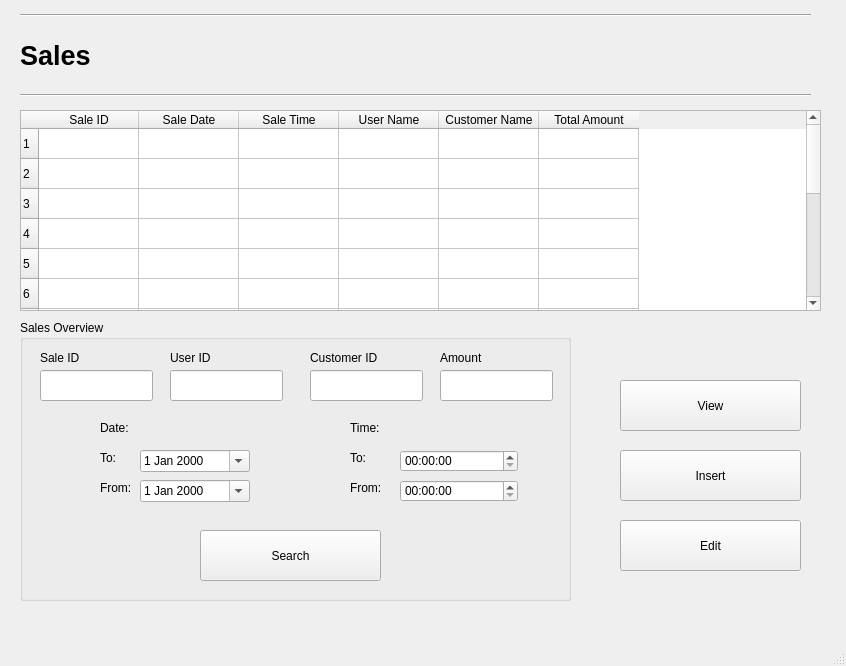
Before: the Qt Designer form Screens/Sales.ui in basil-ali-khan/Inventory-Management-System, drawn with Qt 5.
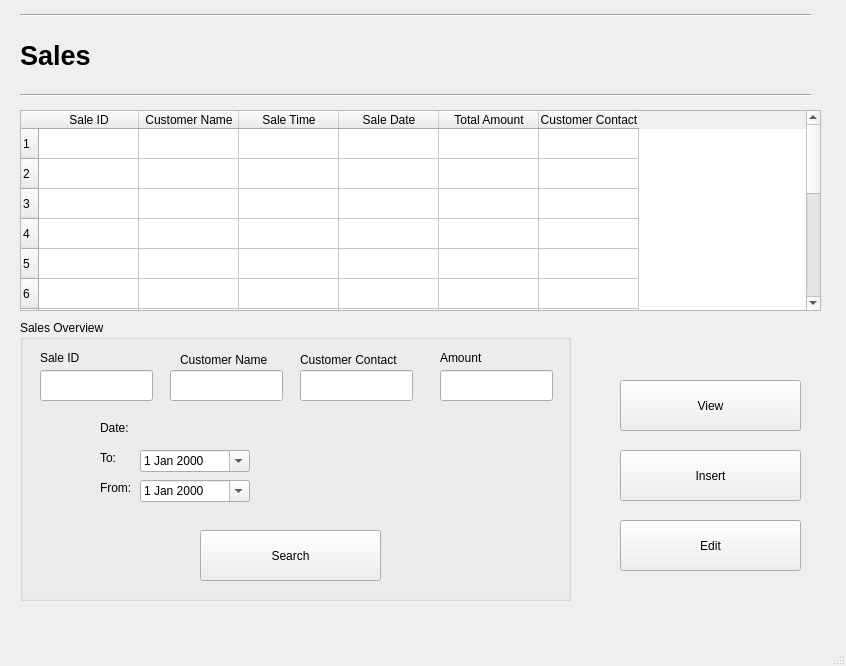
After: the same form once the commit is applied.

The edit to the form file:
```diff
--- a/Screens/Sales.ui
+++ b/Screens/Sales.ui
@@ -145,7 +145,7 @@
     </column>
     <column>
      <property name="text">
-      <string>Sale Date</string>
+      <string>Customer Name</string>
      </property>
     </column>
     <column>
@@ -155,12 +155,7 @@
     </column>
     <column>
      <property name="text">
-      <string>User Name</string>
-     </property>
-    </column>
-    <column>
-     <property name="text">
-      <string>Customer Name</string>
+      <string>Sale Date</string>
      </property>
     </column>
     <column>
@@ -168,6 +163,11 @@
       <string>Total Amount</string>
      </property>
     </column>
+    <column>
+     <property name="text">
+      <string>Customer Contact</string>
+     </property>
+    </column>
    </widget>
    <widget class="QPushButton" name="pushButton">
     <property name="geometry">
@@ -230,29 +230,6 @@
       <string>Date:</string>
      </property>
     </widget>
-    <widget class="QLineEdit" name="lineEdit_4">
-     <property name="geometry">
-      <rect>
-       <x>150</x>
-       <y>50</y>
-       <width>113</width>
-       <height>31</height>
-      </rect>
-     </property>
-    </widget>
-    <widget class="QLabel" name="label_5">
-     <property name="geometry">
-      <rect>
-       <x>150</x>
-       <y>30</y>
-       <width>55</width>
-       <height>16</height>
-      </rect>
-     </property>
-     <property name="text">
-      <string>User ID</string>
-     </property>
-    </widget>
     <widget class="QLabel" name="label_6">
      <property name="geometry">
       <rect>
@@ -308,7 +285,7 @@
     <widget class="QLineEdit" name="lineEdit_5">
      <property name="geometry">
       <rect>
-       <x>290</x>
+       <x>150</x>
        <y>50</y>
        <width>113</width>
        <height>31</height>
@@ -321,73 +298,14 @@
     <widget class="QLabel" name="label_8">
      <property name="geometry">
       <rect>
-       <x>290</x>
+       <x>160</x>
        <y>30</y>
-       <width>81</width>
-       <height>16</height>
+       <width>111</width>
+       <height>20</height>
       </rect>
      </property>
      <property name="text">
-      <string>Customer ID</string>
-     </property>
-    </widget>
-    <widget class="QLabel" name="label_9">
-     <property name="geometry">
-      <rect>
-       <x>330</x>
-       <y>130</y>
-       <width>55</width>
-       <height>16</height>
-      </rect>
-     </property>
-     <property name="text">
-      <string>To:</string>
-     </property>
-    </widget>
-    <widget class="QLabel" name="label_10">
-     <property name="geometry">
-      <rect>
-       <x>330</x>
-       <y>160</y>
-       <width>55</width>
-       <height>16</height>
-      </rect>
-     </property>
-     <property name="text">
-      <string>From:</string>
-     </property>
-    </widget>
-    <widget class="QLabel" name="label_11">
-     <property name="geometry">
-      <rect>
-       <x>330</x>
-       <y>100</y>
-       <width>55</width>
-       <height>16</height>
-      </rect>
-     </property>
-     <property name="text">
-      <string>Time:</string>
-     </property>
-    </widget>
-    <widget class="QTimeEdit" name="timeEdit">
-     <property name="geometry">
-      <rect>
-       <x>380</x>
-       <y>130</y>
-       <width>118</width>
-       <height>22</height>
-      </rect>
-     </property>
-    </widget>
-    <widget class="QTimeEdit" name="timeEdit_2">
-     <property name="geometry">
-      <rect>
-       <x>380</x>
-       <y>160</y>
-       <width>118</width>
-       <height>22</height>
-      </rect>
+      <string>Customer Name</string>
      </property>
     </widget>
     <widget class="QPushButton" name="pushButton_2">
@@ -429,6 +347,32 @@
       <string/>
      </property>
     </widget>
+    <widget class="QLineEdit" name="lineEdit_7">
+     <property name="geometry">
+      <rect>
+       <x>280</x>
+       <y>50</y>
+       <width>113</width>
+       <height>31</height>
+      </rect>
+     </property>
+     <property name="text">
+      <string/>
+     </property>
+    </widget>
+    <widget class="QLabel" name="label_9">
+     <property name="geometry">
+      <rect>
+       <x>280</x>
+       <y>30</y>
+       <width>111</width>
+       <height>20</height>
+      </rect>
+     </property>
+     <property name="text">
+      <string>Customer Contact</string>
+     </property>
+    </widget>
    </widget>
    <widget class="Line" name="line_2">
     <property name="geometry">
```
